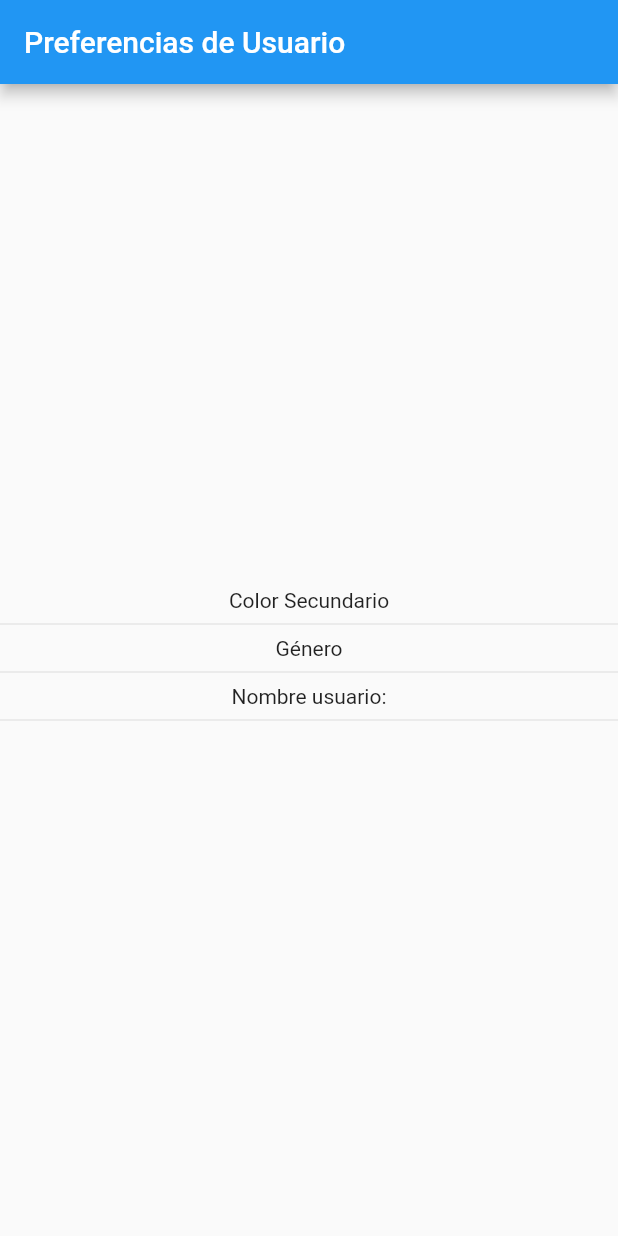
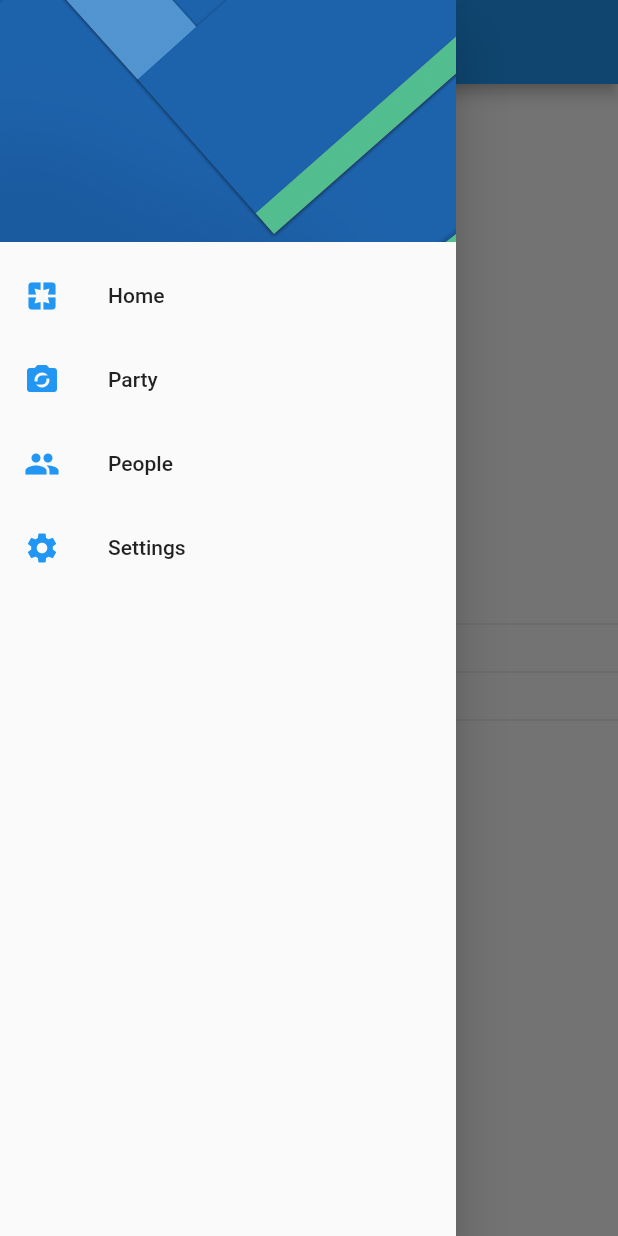
Before and after one commit to aizaguirreteb/flutter-preferencias-usuario, a Flutter app: the screen it shows after launch, with the side drawer open (before the commit the screen has no drawer), on a phone screen of 412 x 824 dp. Run offline on Flutter 3.47's test engine with Material 2 defaults, Android fonts, the phone set to English and light mode, and no system bars.

```diff
--- a/lib/src/pages/home_page.dart
+++ b/lib/src/pages/home_page.dart
@@ -1,4 +1,5 @@
 import 'package:flutter/material.dart';
+import 'package:preferencias/src/pages/settings_page.dart';
 
 class HomePage extends StatelessWidget {
 
@@ -10,6 +11,7 @@ class HomePage extends StatelessWidget {
       appBar: AppBar(
         title: Text('Preferencias de Usuario'),
       ),
+      drawer: _crearMenu(context),
       body: Column(
         mainAxisAlignment: MainAxisAlignment.center,
         children: <Widget>[
@@ -23,4 +25,47 @@ class HomePage extends StatelessWidget {
       ),
     );
   }
+
+  Drawer _crearMenu( BuildContext context) {
+
+    return Drawer(
+      child: ListView(
+        padding: EdgeInsets.zero,
+        children: <Widget>[
+          DrawerHeader(
+            child: Container(),
+            decoration: BoxDecoration(
+              image: DecorationImage(
+                image: AssetImage('assets/original.jpg'),
+                fit: BoxFit.cover
+              ),
+            ),
+          ),
+
+          ListTile(
+            leading: Icon( Icons.pages, color: Colors.blue,),
+            title: Text('Home'),
+            onTap: () => Navigator.pushReplacementNamed(context, HomePage.routeName),
+          ),
+          ListTile(
+            leading: Icon( Icons.party_mode, color: Colors.blue,),
+            title: Text('Party'),
+          ),
+          ListTile(
+            leading: Icon( Icons.people, color: Colors.blue,),
+            title: Text('People'),
+          ),
+          ListTile(
+            leading: Icon( Icons.settings, color: Colors.blue,),
+            title: Text('Settings'),
+            onTap: () {
+              Navigator.pushReplacementNamed(context, SettingsPage.routeName);
+            }
+          )
+        ],
+      ),
+    );
+  }
+
+
 }
--- a/pubspec.yaml
+++ b/pubspec.yaml
@@ -41,8 +41,8 @@ flutter:
   uses-material-design: true
 
   # To add assets to your application, add an assets section, like this:
-  # assets:
-  #  - images/a_dot_burr.jpeg
+  assets:
+   - assets/
   #  - images/a_dot_ham.jpeg
 
   # An image asset can refer to one or more resolution-specific "variants", see
```
Also changed, not shown: assets/original.jpg (added).
